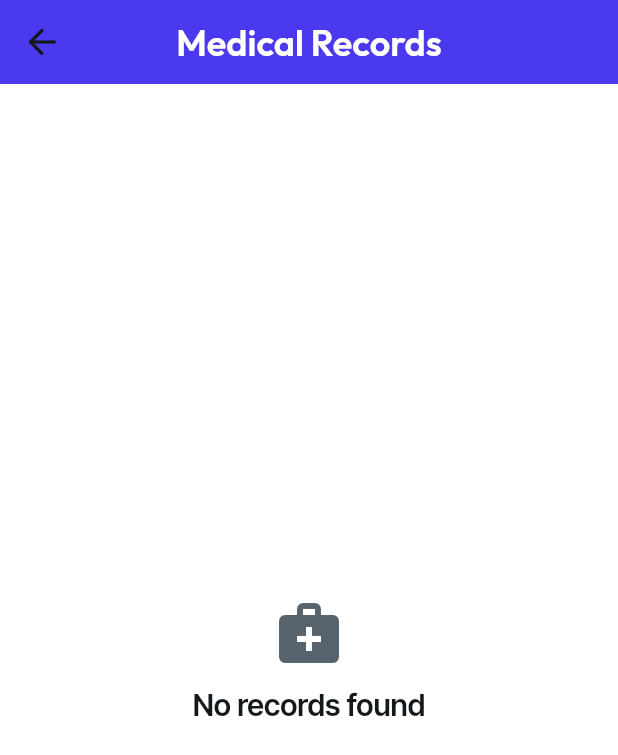
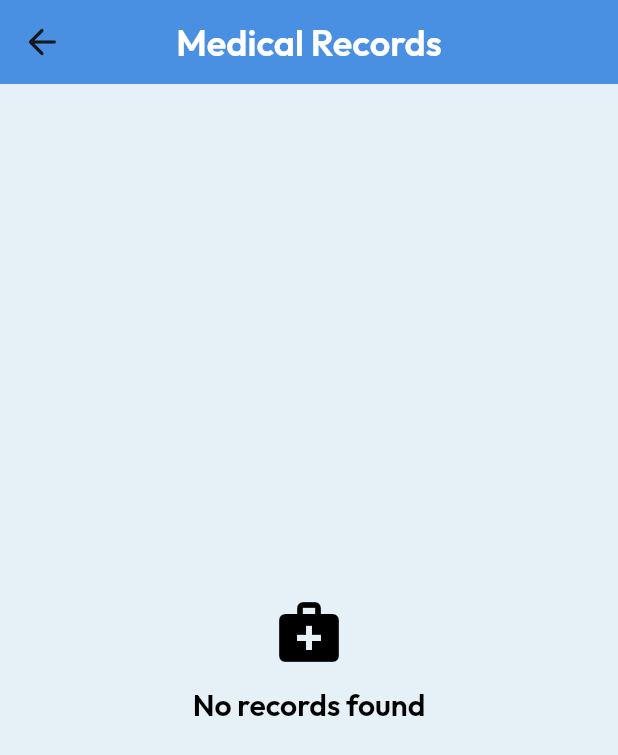
Before and after one commit to NickKhaw/mae-mediq-assignment, a Flutter app: the screen it shows once a user with an empty profile is signed in, after a tap on "Medical History", on a phone screen of 412 x 824 dp. Shown: the top 755 px of the screen. Run offline on Flutter 3.47's test engine with Material 3 defaults, Android fonts, the phone set to English and light mode, and no system bars; our stand-ins replace auto_size_text, cached_network_image, cloud_firestore, dropdown_button2, firebase_auth, firebase_core and 15 more; missing offline and left inert: json_path; accounts and stored records are empty; network calls fail; key blocks and very long unbroken strings in the code were emptied for the run.

Commit message:
fix patient page colour

```diff
--- a/lib/patient/patient_dashboard/patient_dashboard_widget.dart
+++ b/lib/patient/patient_dashboard/patient_dashboard_widget.dart
@@ -63,13 +63,19 @@ class _PatientDashboardWidgetState extends State<PatientDashboardWidget> {
           backgroundColor: Color(0xFF4A90E2),
           automaticallyImplyLeading: false,
           title: Text(
-  'Patient Dashboard',
-  style: FlutterFlowTheme.of(context).titleLarge.copyWith(
-        fontSize: 30,
-        fontWeight: FontWeight.w600,
-        color: Colors.white,
-      ),
-),
+            'Patient Dashboard',
+            style: FlutterFlowTheme.of(context).titleLarge.override(
+                  font: GoogleFonts.interTight(
+                    fontWeight: FontWeight.w600,
+                    fontStyle:
+                        FlutterFlowTheme.of(context).titleLarge.fontStyle,
+                  ),
+                  fontSize: 30.0,
+                  letterSpacing: 0.0,
+                  fontWeight: FontWeight.w600,
+                  fontStyle: FlutterFlowTheme.of(context).titleLarge.fontStyle,
+                ),
+          ),
           actions: [
             Row(
               mainAxisSize: MainAxisSize.max,
@@ -213,7 +219,7 @@ class _PatientDashboardWidgetState extends State<PatientDashboardWidget> {
                     child: Container(
                       width: double.infinity,
                       decoration: BoxDecoration(
-                        color: FlutterFlowTheme.of(context).secondaryBackground,
+                        color: Colors.white,
                         boxShadow: [
                           BoxShadow(
                             blurRadius: 8.0,
@@ -338,8 +344,7 @@ class _PatientDashboardWidgetState extends State<PatientDashboardWidget> {
                         child: Container(
                           width: double.infinity,
                           decoration: BoxDecoration(
-                            color: FlutterFlowTheme.of(context)
-                                .secondaryBackground,
+                            color: Colors.white,
                             boxShadow: [
                               BoxShadow(
                                 blurRadius: 8.0,
@@ -450,7 +455,7 @@ class _PatientDashboardWidgetState extends State<PatientDashboardWidget> {
                     child: Container(
                       width: double.infinity,
                       decoration: BoxDecoration(
-                        color: FlutterFlowTheme.of(context).secondaryBackground,
+                        color: Colors.white,
                         boxShadow: [
                           BoxShadow(
                             blurRadius: 8.0,
--- a/lib/patient/record_history/record_history_widget.dart
+++ b/lib/patient/record_history/record_history_widget.dart
@@ -24,9 +24,9 @@ class _RecordHistoryWidgetState extends State<RecordHistoryWidget> {
   @override
   Widget build(BuildContext context) {
     return Scaffold(
-      backgroundColor: FlutterFlowTheme.of(context).secondaryBackground,
+      backgroundColor: Color(0xFFE6F1F7),
       appBar: AppBar(
-        backgroundColor: FlutterFlowTheme.of(context).primary,
+        backgroundColor: Color(0xFF4A90E2),
         automaticallyImplyLeading: false,
         leading: FlutterFlowIconButton(
           borderColor: Colors.transparent,
@@ -97,17 +97,21 @@ class _RecordHistoryWidgetState extends State<RecordHistoryWidget> {
         Icon(
           Icons.medical_services,
           size: 48,
-                      color: FlutterFlowTheme.of(context).secondaryText,
+          color: Colors.black, // Changed to black
         ),
         SizedBox(height: 12),
         Text(
           'No records found',
-                      style: FlutterFlowTheme.of(context).titleLarge,
+          style: FlutterFlowTheme.of(context).titleLarge.override(
+                fontFamily: 'Outfit',
+                color: Colors.black, // Changed to black
+              ),
         ),
       ],
     ),
   );
 }
+
 
             return ListView.builder(
               padding: EdgeInsets.symmetric(horizontal: 12, vertical: 8),
```
Also changed, not shown: lib/patient/book_appointment/book_appointment_widget.dart (+10 -10 lines), lib/patient/notification/notification_widget.dart (+5 -5 lines). Lines whose indentation alone changed are shown as unchanged.
